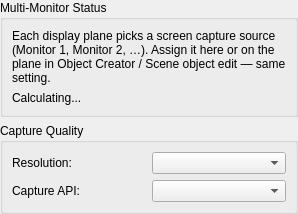
Above: ui/forms/ScreenMirrorCapturePanel.ui from Wolfieeewolf/OpenRGB3DSpatialPlugin before the change. Below: the same form after it.
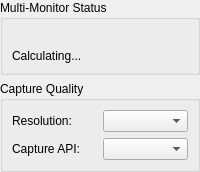
That is the form after the change.

Commit message:
Polish Screen Mirror / Action UX and deslop plugin-owned sources.
Clarify Reach vs room light, wave travel knobs, calib/HiDPI/gizmo discoverability; strip narrating comments, duplicate tips, and dead chrome.

Patch:
```diff
--- a/ui/forms/ScreenMirrorCapturePanel.ui
+++ b/ui/forms/ScreenMirrorCapturePanel.ui
@@ -27,7 +27,7 @@
          <bool>true</bool>
         </property>
         <property name="text">
-         <string>Each display plane picks a screen capture source (Monitor 1, Monitor 2, …). Assign it here or on the plane in Object Creator / Scene object edit — same setting.</string>
+         <string/>
         </property>
        </widget>
       </item>
```
The commit also changes 57 other files.
